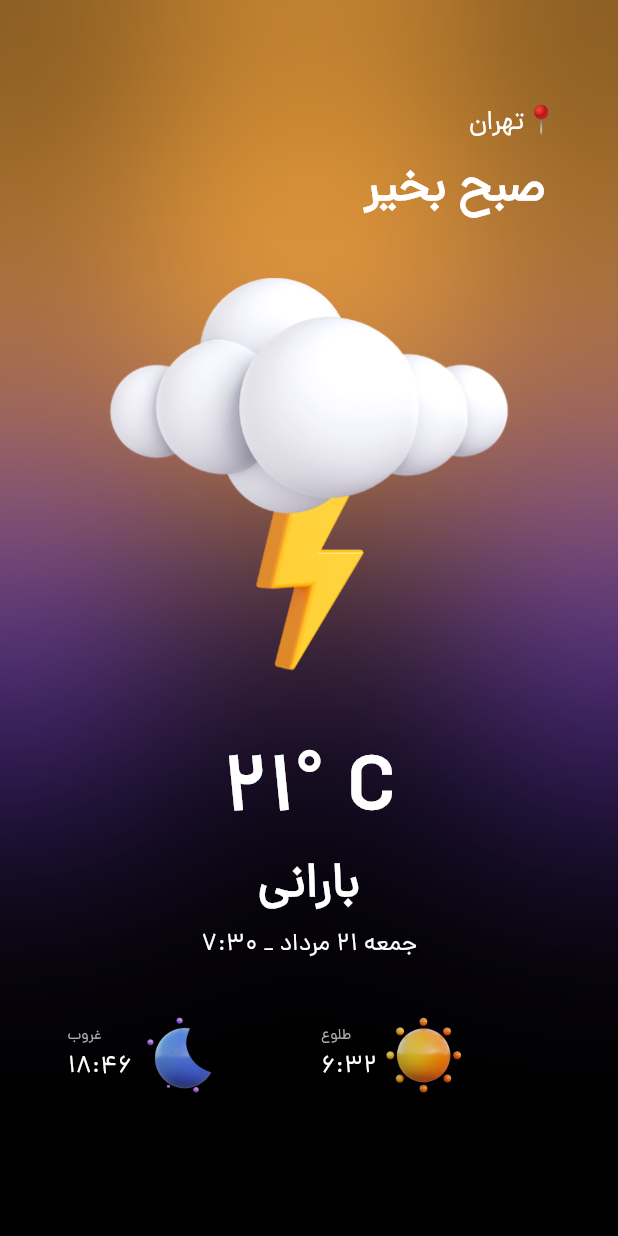
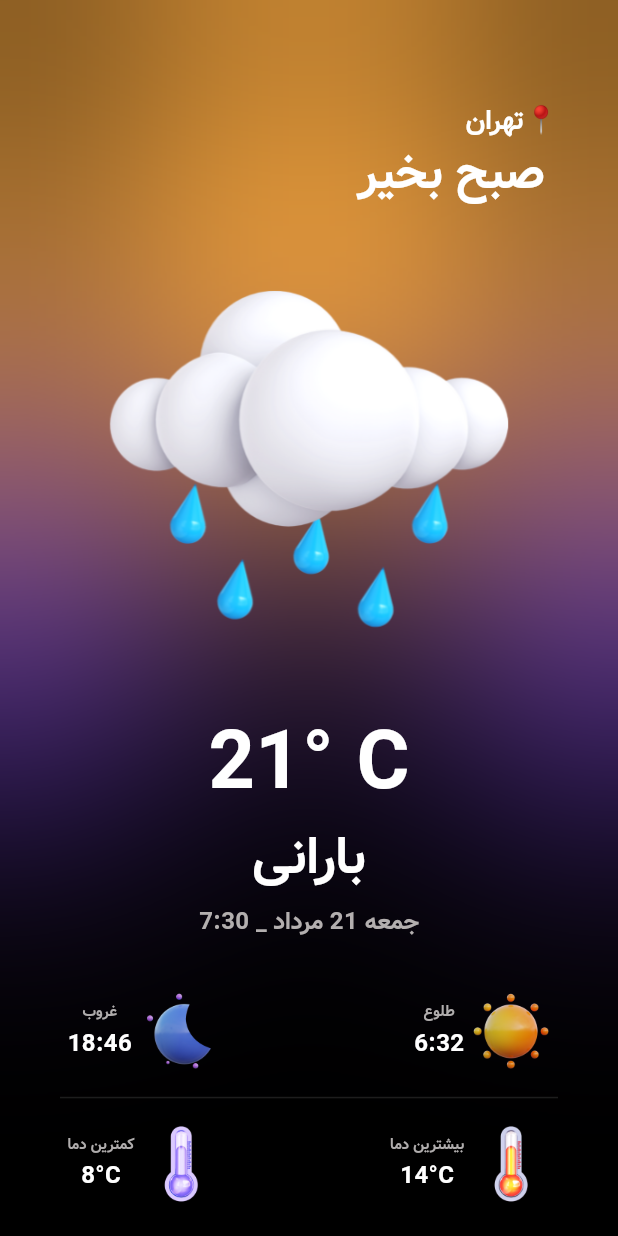
Before and after one commit to Garoune/abrak, a Flutter app: the screen it shows after launch, on a phone screen of 412 x 824 dp. Run offline on Flutter 3.47's test engine with Material 3 defaults, Android fonts, the light colour scheme and no system bars; our stand-ins replace bloc, equatable.

Commit message:
finish the ui design

```diff
--- a/lib/screens/home_screen.dart
+++ b/lib/screens/home_screen.dart
@@ -69,18 +69,17 @@ class HomeScreen extends StatelessWidget {
                           fontFamily: 'dana',
                           fontSize: 18,
                           color: Colors.white,
-                          fontWeight: FontWeight.w300),
+                          fontWeight: FontWeight.w100),
                     ),
-                    const SizedBox(height: 8),
                     Text(
                       'صبح بخیر ',
                       style: TextStyle(
                           fontFamily: 'dana',
                           fontSize: 32,
                           color: Colors.white,
-                          fontWeight: FontWeight.w800),
+                          fontWeight: FontWeight.w700),
                     ),
-                    Image.asset('assets/images/1.png'),
+                    Image.asset('assets/images/2.png'),
                     Center(
                       child: Text(
                         '21° C',
@@ -96,7 +95,7 @@ class HomeScreen extends StatelessWidget {
                         'بارانی',
                         style: TextStyle(
                           fontFamily: 'dana',
-                          fontSize: 32,
+                          fontSize: 34,
                           fontWeight: FontWeight.w800,
                           color: Colors.white,
                         ),
@@ -111,8 +110,7 @@ class HomeScreen extends StatelessWidget {
                         style: TextStyle(
                           fontFamily: 'dana',
                           fontSize: 16,
-                          fontWeight: FontWeight.w100,
-                          color: Colors.white,
+                          color: const Color.fromARGB(255, 179, 175, 175),
                         ),
                       ),
                     ),
@@ -128,7 +126,7 @@ class HomeScreen extends StatelessWidget {
                               width: 5,
                             ),
                             Column(
-                              crossAxisAlignment: CrossAxisAlignment.start,
+                              crossAxisAlignment: CrossAxisAlignment.center,
                               children: [
                                 Text(
                                   'غروب',
@@ -162,7 +160,7 @@ class HomeScreen extends StatelessWidget {
                               width: 5,
                             ),
                             Column(
-                              crossAxisAlignment: CrossAxisAlignment.start,
+                              crossAxisAlignment: CrossAxisAlignment.center,
                               children: [
                                 Text(
                                   'طلوع',
@@ -190,13 +188,88 @@ class HomeScreen extends StatelessWidget {
                             ),
                           ],
                         ),
-                        Padding(
-                          padding: EdgeInsets.symmetric(vertical: 5.0),
-                          child: Divider(
-                            color: Colors.grey,
-                          ),)
                       ],
-                    )
+                    ),
+                    Padding(
+                      padding: EdgeInsets.symmetric(vertical: 5.0),
+                      child: Divider(
+                        color: const Color.fromARGB(255, 29, 29, 29),
+                      ),
+                    ),
+                    Row(
+                      mainAxisAlignment: MainAxisAlignment.spaceBetween,
+                      children: [
+                        Row(
+                          children: [
+                            SizedBox(
+                              width: 5,
+                            ),
+                            Column(
+                              crossAxisAlignment: CrossAxisAlignment.center,
+                              children: [
+                                Text(
+                                  'کمترین دما',
+                                  style: TextStyle(
+                                      fontFamily: 'dana',
+                                      fontSize: 10,
+                                      fontWeight: FontWeight.normal,
+                                      color: const Color.fromARGB(
+                                          255, 176, 173, 173)),
+                                ),
+                                SizedBox(height: 3),
+                                Text(
+                                  '8°C',
+                                  style: TextStyle(
+                                      fontFamily: 'dana',
+                                      fontSize: 16,
+                                      fontWeight: FontWeight.w100,
+                                      color: Colors.white),
+                                ),
+                              ],
+                            ),
+                            Image.asset(
+                              'assets/images/14.png',
+                              scale: 8,
+                            ),
+                          ],
+                        ),
+                        Row(
+                          children: [
+                            SizedBox(
+                              width: 5,
+                            ),
+                            Column(
+                              crossAxisAlignment: CrossAxisAlignment.center,
+                              children: [
+                                Text(
+                                  'بیشترین دما',
+                                  style: TextStyle(
+                                      fontFamily: 'dana',
+                                      fontSize: 10,
+                                      fontWeight: FontWeight.normal,
+                                      color: const Color.fromARGB(
+                                          255, 176, 173, 173)),
+                                ),
+                                SizedBox(height: 3),
+                                Text(
+                                  '14°C',
+                                  style: TextStyle(
+                                      fontFamily: 'dana',
+                                      fontSize: 16,
+                                      fontWeight: FontWeight.w100,
+                                      color: Colors.white),
+                                ),
+                              ],
+                            ),
+                            Image.asset(
+                              'assets/images/13.png',
+                              scale: 8,
+                            ),
+                          ],
+                        ),
+                      ],
+                    ),
+
                   ],
                 ),
               )
--- a/pubspec.yaml
+++ b/pubspec.yaml
@@ -44,7 +44,7 @@ flutter:
   fonts:
     - family: dana
       fonts:
-        - asset: assets/fonts/dana.ttf
+        - asset: assets/fonts/vb.ttf
   #       - asset: fonts/Schyler-Italic.ttf
   #         style: italic
   #   - family: Trajan Pro
```
Also changed, not shown: assets/fonts/vb.ttf (added).
